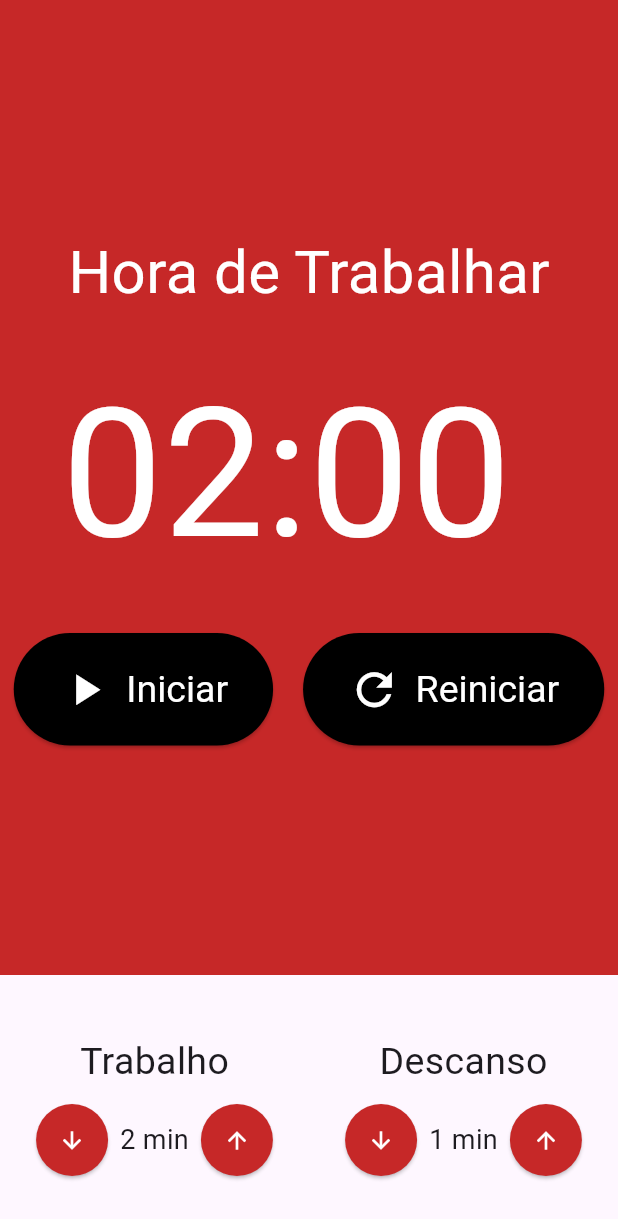
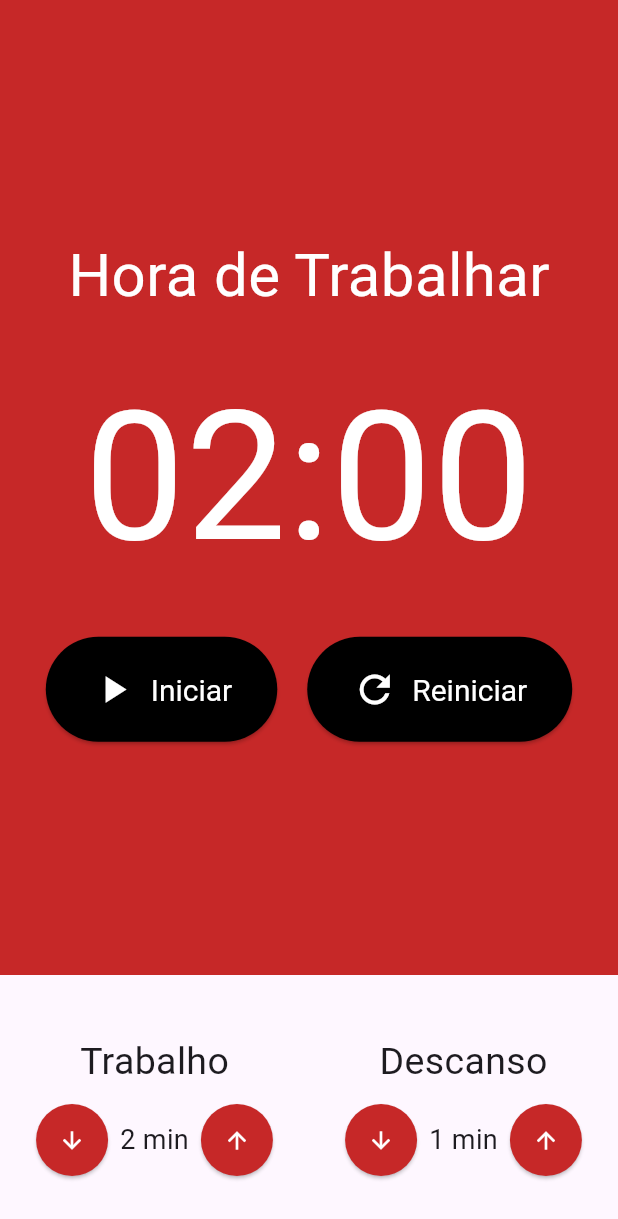
Before and after one commit to Mur1love/pomodoro, a Flutter app: the screen it shows after launch, on a phone screen of 412 x 824 dp. Shown: the top 1219 px of the screen. Run offline on Flutter 3.47's test engine with Material 3 defaults, Android fonts, the phone set to English and light mode, and no system bars; our stand-ins replace flutter_mobx, mobx; generated files the repository leaves out were written again.

Commit message:
alignment fixes

```diff
--- a/lib/components/cronometro.dart
+++ b/lib/components/cronometro.dart
@@ -33,6 +33,7 @@ class Cronometro extends StatelessWidget {
                   fontSize: 120,
                   color: Colors.white,
                 ),
+                textAlign: TextAlign.center,
               ),
               const SizedBox(height: 20),
               Row(
--- a/lib/components/cronometro_botao.dart
+++ b/lib/components/cronometro_botao.dart
@@ -23,7 +23,7 @@ class CronometroBotao extends StatelessWidget {
             horizontal: 30,
           ),
           textStyle: const TextStyle(
-            fontSize: 25,
+            fontSize: 20,
           )),
       onPressed: click,
       child: Row(
@@ -33,7 +33,7 @@ class CronometroBotao extends StatelessWidget {
             child: Icon(
               icone,
               color: Colors.white,
-              size: 35,
+              size: 30,
             ),
           ),
           Text(
```
